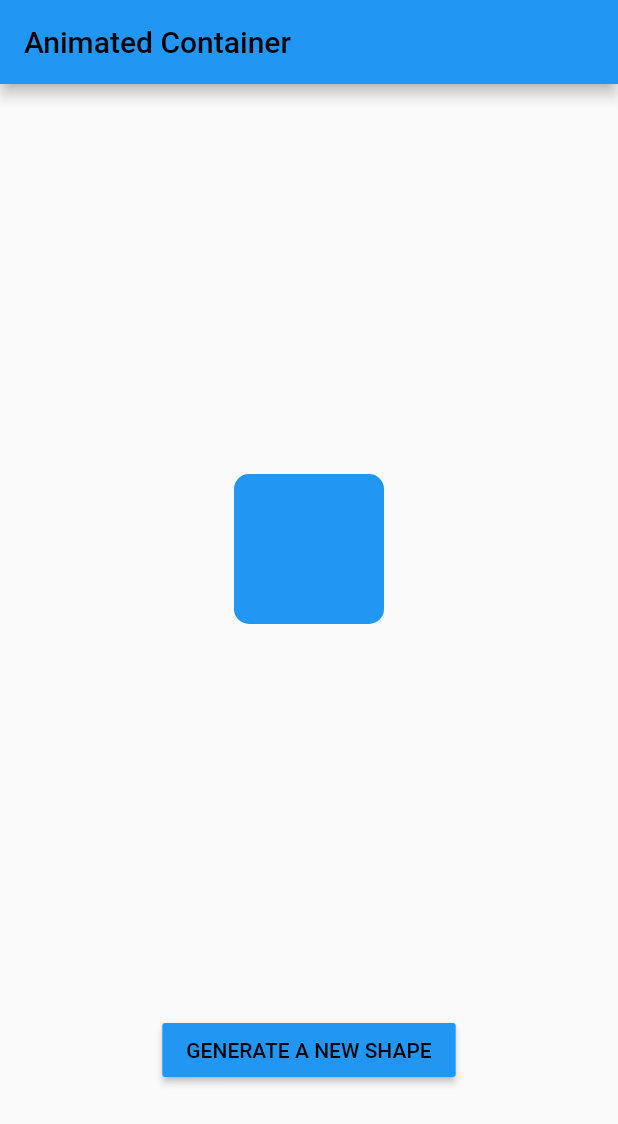
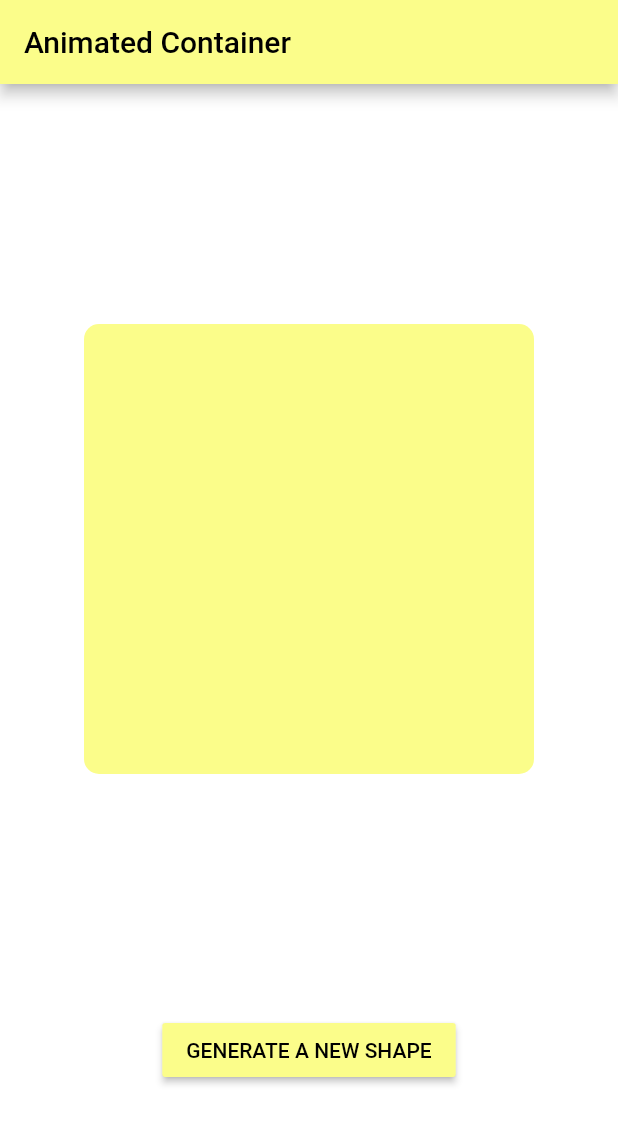
Before and after one commit to h0r4ci0/Random-Shape-Generator, a Flutter app: the screen it shows after launch, on a phone screen of 412 x 824 dp. Shown: the top 1124 px of the screen. Run offline on Flutter 3.47's test engine with Material 2 defaults, Android fonts, the light colour scheme and no system bars.

Commit message:
Automatic Dark Mode, change the first color of the interface and resize the first shape

```diff
--- a/lib/main.dart
+++ b/lib/main.dart
@@ -1,5 +1,6 @@
 import 'dart:math';
 import 'package:flutter/material.dart';
+import 'themes/switch_theme.dart';
 
 void main() => runApp(MyApp());
 
@@ -9,9 +10,9 @@ class MyApp extends StatefulWidget {
 }
 
 class _MyAppState extends State<MyApp> {
-  double _width = 100.0;
-  double _height = 100.0;
-  Color _color = Colors.blue;
+  double _width = 300.0;
+  double _height = 300.0;
+  Color _color = Color.fromARGB(255, 251, 253, 138);
   BorderRadius _borderRadius = BorderRadius.circular(10.0);
   Color _textColor = Colors.black;
 
@@ -41,6 +42,9 @@ class _MyAppState extends State<MyApp> {
   Widget build(BuildContext context) {
     return MaterialApp(
       title: 'Material App',
+      themeMode: ThemeMode.system,
+      theme: MyThemes.lightTheme,
+      darkTheme: MyThemes.darkTheme,
       debugShowCheckedModeBanner: false,
       home: Scaffold(
         appBar: AppBar(
--- /dev/null
+++ b/lib/themes/switch_theme.dart
@@ -0,0 +1,11 @@
+import 'package:flutter/material.dart';
+
+class MyThemes {
+  static final darkTheme = ThemeData(
+    scaffoldBackgroundColor: Colors.grey.shade900,
+  );
+
+  static final lightTheme = ThemeData(
+    scaffoldBackgroundColor: Colors.white,
+  );
+}
```
